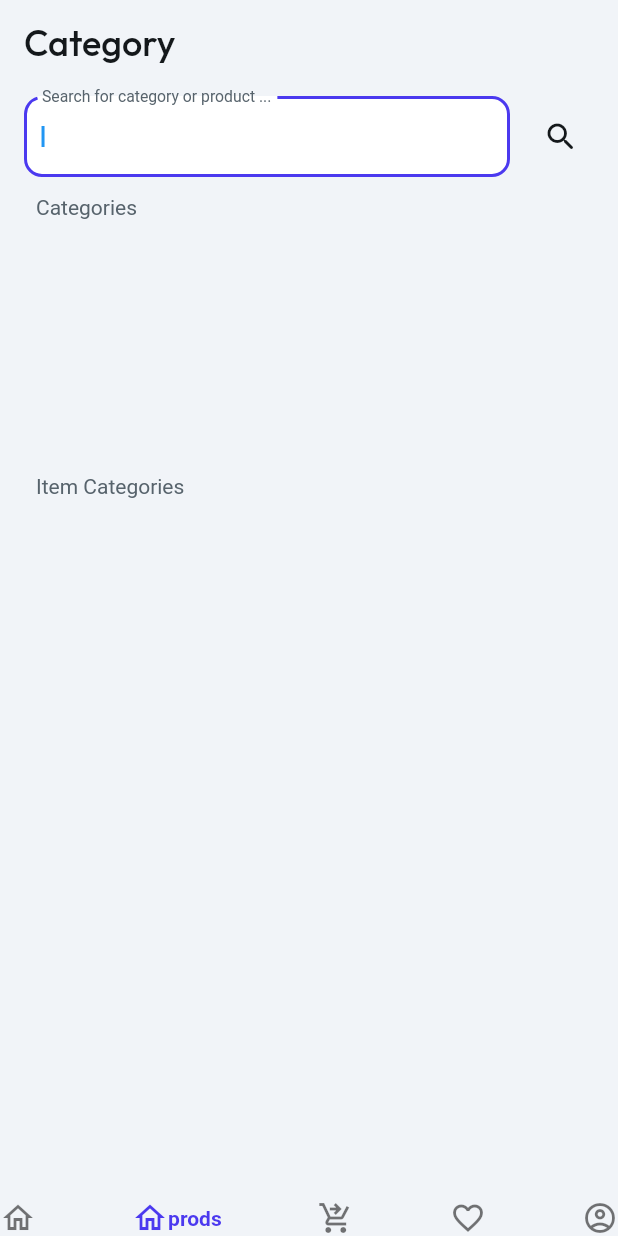
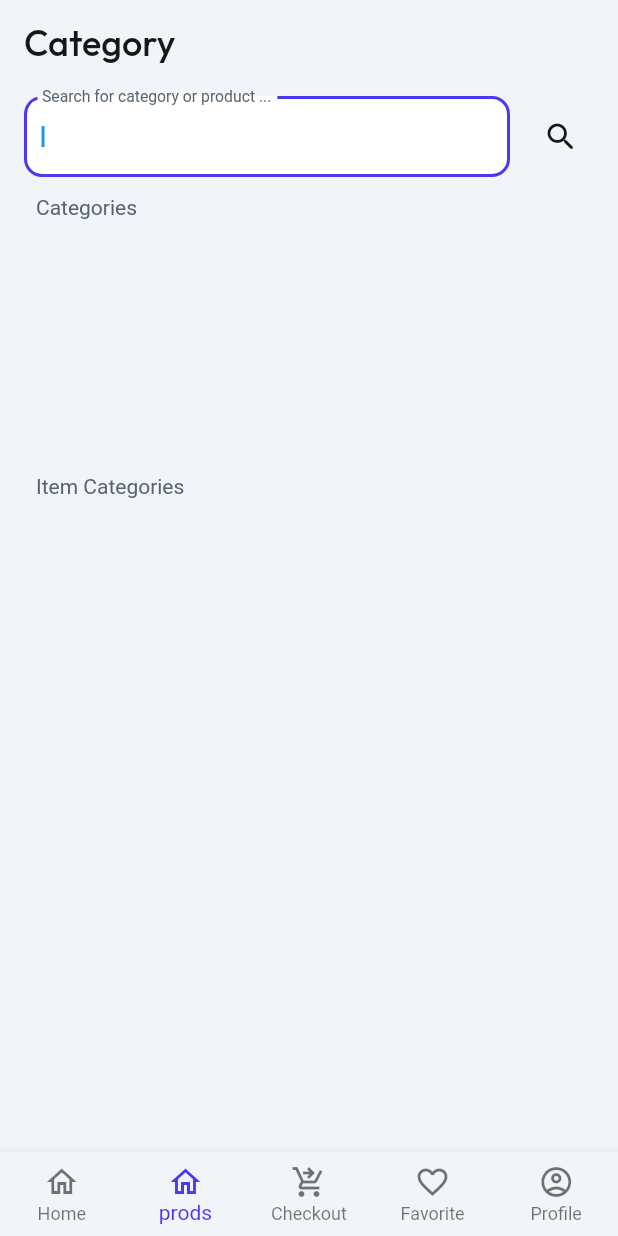
Before and after one commit to mamadouramadan723/FlutterFlow_RMD_Store, a Flutter app: the NavBarPage screen opened by its route, on a phone screen of 412 x 824 dp. Run offline on Flutter 3.47's test engine with Material 2 defaults, Android fonts, the phone set to English and light mode, and no system bars; drawn by our look-alikes of google_nav_bar; our stand-ins replace auto_size_text, cloud_firestore, dropdown_button2, easy_debounce, firebase_analytics, firebase_auth and 13 more; missing offline and left inert: json_path; accounts and stored records are empty; network calls fail; Roboto replaces fonts that are missing (Readex Pro).

Commit message:
Updating to latest FlutterFlow output.

```diff
--- a/lib/flutter_flow/nav/nav.dart
+++ b/lib/flutter_flow/nav/nav.dart
@@ -91,10 +91,7 @@ GoRouter createRouter(AppStateNotifier appStateNotifier) => GoRouter(
           path: '/homePage',
           builder: (context, params) => params.isEmpty
               ? NavBarPage(initialPage: 'HomePage')
-              : NavBarPage(
-                  initialPage: 'HomePage',
-                  page: HomePageWidget(),
-                ),
+              : HomePageWidget(),
         ),
         FFRoute(
           name: 'LoginPage',
@@ -121,59 +118,41 @@ GoRouter createRouter(AppStateNotifier appStateNotifier) => GoRouter(
           path: '/profilePage',
           builder: (context, params) => params.isEmpty
               ? NavBarPage(initialPage: 'ProfilePage')
-              : NavBarPage(
-                  initialPage: 'ProfilePage',
-                  page: ProfilePageWidget(),
-                ),
+              : ProfilePageWidget(),
         ),
         FFRoute(
           name: 'CheckoutPage',
           path: '/checkoutPage',
           builder: (context, params) => params.isEmpty
               ? NavBarPage(initialPage: 'CheckoutPage')
-              : NavBarPage(
-                  initialPage: 'CheckoutPage',
-                  page: CheckoutPageWidget(),
-                ),
+              : CheckoutPageWidget(),
         ),
         FFRoute(
           name: 'FavoritePage',
           path: '/favoritePage',
           builder: (context, params) => params.isEmpty
               ? NavBarPage(initialPage: 'FavoritePage')
-              : NavBarPage(
-                  initialPage: 'FavoritePage',
-                  page: FavoritePageWidget(),
-                ),
+              : FavoritePageWidget(),
         ),
         FFRoute(
           name: 'ProductDetailPage',
           path: '/productDetailPage',
-          builder: (context, params) => NavBarPage(
-            initialPage: '',
-            page: ProductDetailPageWidget(
-              productRef: params.getParam('productRef',
-                  ParamType.DocumentReference, false, ['product']),
-            ),
+          builder: (context, params) => ProductDetailPageWidget(
+            productRef: params.getParam(
+                'productRef', ParamType.DocumentReference, false, ['product']),
           ),
         ),
         FFRoute(
           name: 'ProductPage',
           path: '/productPage',
-          builder: (context, params) => NavBarPage(
-            initialPage: '',
-            page: ProductPageWidget(),
-          ),
+          builder: (context, params) => ProductPageWidget(),
         ),
         FFRoute(
           name: 'CategoryPage',
           path: '/categoryPage',
           builder: (context, params) => params.isEmpty
               ? NavBarPage(initialPage: 'CategoryPage')
-              : NavBarPage(
-                  initialPage: 'CategoryPage',
-                  page: CategoryPageWidget(),
-                ),
+              : CategoryPageWidget(),
         )
       ].map((r) => r.toRoute(appStateNotifier)).toList(),
     );
--- a/lib/main.dart
+++ b/lib/main.dart
@@ -15,7 +15,6 @@ import 'flutter_flow/internationalization.dart';
 import 'package:flutter/foundation.dart';
 import 'package:firebase_crashlytics/firebase_crashlytics.dart';
 import 'package:google_fonts/google_fonts.dart';
-import 'package:google_nav_bar/google_nav_bar.dart';
 import 'flutter_flow/nav/nav.dart';
 import 'index.dart';
 
@@ -144,50 +143,70 @@ class _NavBarPageState extends State<NavBarPage> {
 
     return Scaffold(
       body: _currentPage ?? tabs[_currentPageName],
-      bottomNavigationBar: GNav(
-        selectedIndex: currentIndex,
-        onTabChange: (i) => setState(() {
+      bottomNavigationBar: BottomNavigationBar(
+        currentIndex: currentIndex,
+        onTap: (i) => setState(() {
           _currentPage = null;
           _currentPageName = tabs.keys.toList()[i];
         }),
         backgroundColor: FlutterFlowTheme.of(context).primaryBackground,
-        color: Color(0x8A000000),
-        activeColor: FlutterFlowTheme.of(context).primary,
-        tabBackgroundColor: Color(0x00000000),
-        tabBorderRadius: 100.0,
-        tabMargin: EdgeInsetsDirectional.fromSTEB(0.0, 0.0, 0.0, 0.0),
-        padding: EdgeInsetsDirectional.fromSTEB(0.0, 0.0, 0.0, 0.0),
-        gap: 0.0,
-        mainAxisAlignment: MainAxisAlignment.spaceBetween,
-        duration: Duration(milliseconds: 500),
-        haptic: false,
-        tabs: [
-          GButton(
-            icon: currentIndex == 0 ? Icons.home : Icons.home_outlined,
-            text: 'Home',
-            iconSize: 24.0,
+        selectedItemColor: FlutterFlowTheme.of(context).primary,
+        unselectedItemColor: Color(0x8A000000),
+        showSelectedLabels: true,
+        showUnselectedLabels: true,
+        type: BottomNavigationBarType.fixed,
+        items: <BottomNavigationBarItem>[
+          BottomNavigationBarItem(
+            icon: Icon(
+              Icons.home_outlined,
+              size: 24.0,
+            ),
+            activeIcon: Icon(
+              Icons.home,
+              size: 24.0,
+            ),
+            label: 'Home',
+            tooltip: '',
           ),
-          GButton(
-            icon: Icons.home_outlined,
-            text: 'prods',
-            iconSize: 24.0,
+          BottomNavigationBarItem(
+            icon: Icon(
+              Icons.home_outlined,
+              size: 24.0,
+            ),
+            label: 'prods',
+            tooltip: '',
           ),
-          GButton(
-            icon: Icons.shopping_cart_checkout,
-            text: 'Checkout',
-            iconSize: 24.0,
+          BottomNavigationBarItem(
+            icon: Icon(
+              Icons.shopping_cart_checkout,
+              size: 24.0,
+            ),
+            label: 'Checkout',
+            tooltip: '',
           ),
-          GButton(
-            icon: currentIndex == 3 ? Icons.favorite : Icons.favorite_border,
-            text: 'Favorite',
-            iconSize: 24.0,
+          BottomNavigationBarItem(
+            icon: Icon(
+              Icons.favorite_border,
+              size: 24.0,
+            ),
+            activeIcon: Icon(
+              Icons.favorite,
+              size: 24.0,
+            ),
+            label: 'Favorite',
+            tooltip: '',
           ),
-          GButton(
-            icon: currentIndex == 4
-                ? Icons.account_circle_sharp
-                : Icons.account_circle_outlined,
-            text: 'Profile',
-            iconSize: 24.0,
+          BottomNavigationBarItem(
+            icon: Icon(
+              Icons.account_circle_outlined,
+              size: 24.0,
+            ),
+            activeIcon: Icon(
+              Icons.account_circle_sharp,
+              size: 24.0,
+            ),
+            label: 'Profile',
+            tooltip: '',
           )
         ],
       ),
--- a/pubspec.yaml
+++ b/pubspec.yaml
@@ -49,7 +49,6 @@ dependencies:
   from_css_color: 2.0.0
   go_router: 7.1.1
   google_fonts: 4.0.3
-  google_nav_bar: 5.0.5
   google_sign_in: 6.0.2
   google_sign_in_android: 6.1.8
   google_sign_in_ios: 5.6.1
```
